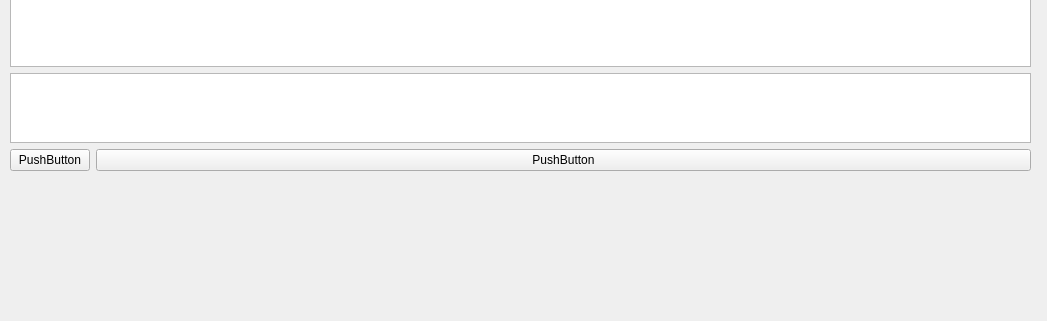
Before: the Qt Designer form diproject.ui in brunoulis/projectoDiBrunoLuisVazquezPais, drawn with Qt 5; both pictures show x 0 to 1047 and y 552 to 873 of the 1047 by 873 pixel window.
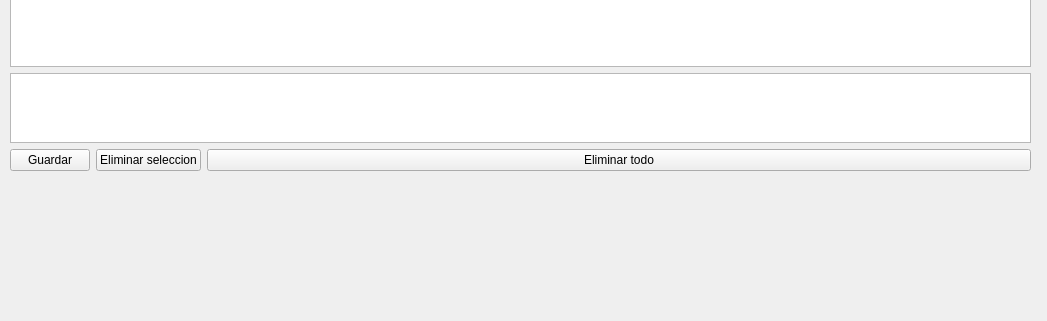
After: the same form once the commit is applied.

The edit to the form file:
```diff
--- a/diproject.ui
+++ b/diproject.ui
@@ -113,18 +113,37 @@
      <widget class="QListView" name="listView"/>
     </item>
     <item>
-     <layout class="QFormLayout" name="formLayout">
+     <layout class="QGridLayout" name="gridLayout_2">
       <item row="0" column="0">
        <widget class="QPushButton" name="pushButton">
+        <property name="sizePolicy">
+         <sizepolicy hsizetype="Maximum" vsizetype="Fixed">
+          <horstretch>0</horstretch>
+          <verstretch>0</verstretch>
+         </sizepolicy>
+        </property>
         <property name="text">
-         <string>PushButton</string>
+         <string>Guardar</string>
         </property>
        </widget>
       </item>
       <item row="0" column="1">
        <widget class="QPushButton" name="pushButton_2">
+        <property name="sizePolicy">
+         <sizepolicy hsizetype="Maximum" vsizetype="Fixed">
+          <horstretch>0</horstretch>
+          <verstretch>0</verstretch>
+         </sizepolicy>
+        </property>
         <property name="text">
-         <string>PushButton</string>
+         <string>Eliminar seleccion</string>
+        </property>
+       </widget>
+      </item>
+      <item row="0" column="2">
+       <widget class="QPushButton" name="pushButton_5">
+        <property name="text">
+         <string>Eliminar todo</string>
         </property>
        </widget>
       </item>
```
Left out of the diff: 35 changed lines with no effect on the pictures.
